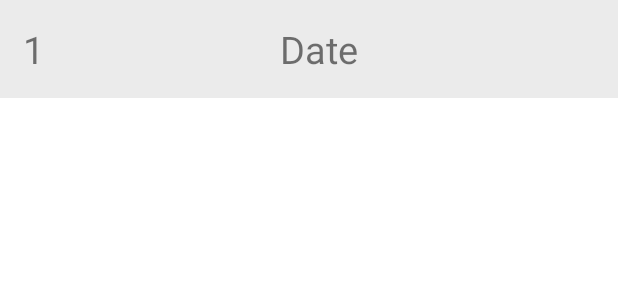
After one commit to mosenjan/100-days-of-code, an Android app: the layout item_history_row.xml on its own in the app's theme, with its tools: preview values and no code run, on a phone screen of 412 x 824 dp. The commit adds this screen. Shown: the top 300 px of the screen. Run offline under Robolectric (Android 15) with nearby library versions, the phone set to English and light mode, and no system bars.

Commit message:
7MinuteWorkoutApp completed from course.

```diff
--- a/7MinuteWorkout/app/src/main/java/com/example/a7minuteworkout/ExerciseActivity.kt
+++ b/7MinuteWorkout/app/src/main/java/com/example/a7minuteworkout/ExerciseActivity.kt
@@ -124,7 +124,7 @@ class ExerciseActivity : AppCompatActivity(), TextToSpeech.OnInitListener {
                     exerciseAdapter!!.notifyDataSetChanged()
                     setupRestView()
                 }else{
-                    //finish()
+                    finish()
                     val intent = Intent(this@ExerciseActivity, ActivityFinish::class.java)
                     startActivity(intent)
                 }
--- /dev/null
+++ b/7MinuteWorkout/app/src/main/res/layout/item_history_row.xml
@@ -0,0 +1,27 @@
+<?xml version="1.0" encoding="utf-8"?>
+<LinearLayout xmlns:android="http://schemas.android.com/apk/res/android"
+    android:orientation="horizontal"
+    android:padding="15dp"
+    android:background="#EBEBEB"
+    android:layout_width="match_parent"
+    android:layout_height="wrap_content"
+    android:id="@+id/ll_history_item_main">
+
+    <TextView
+        android:layout_width="wrap_content"
+        android:layout_height="wrap_content"
+        android:text="1"
+        android:textSize="25sp"
+        android:id="@+id/tvPosition"
+        />
+    <TextView
+        android:layout_width="match_parent"
+        android:layout_height="wrap_content"
+        android:text="Date"
+        android:gravity="center"
+        android:textSize="25sp"
+        android:id="@+id/tvItem"
+        />
+
+
+</LinearLayout>
```
Also changed, not shown: 7MinuteWorkout/app/src/main/java/com/example/a7minuteworkout/HistoryActivity.kt (+23 -0 lines), 7MinuteWorkout/app/src/main/java/com/example/a7minuteworkout/HistoryAdapter.kt (added, +49 -0 lines), 7MinuteWorkout/app/src/main/java/com/example/a7minuteworkout/sqliteOpenHelper.kt (+13 -0 lines), 7MinuteWorkout/app/src/main/res/layout/activity_history.xml (+37 -1 lines).
